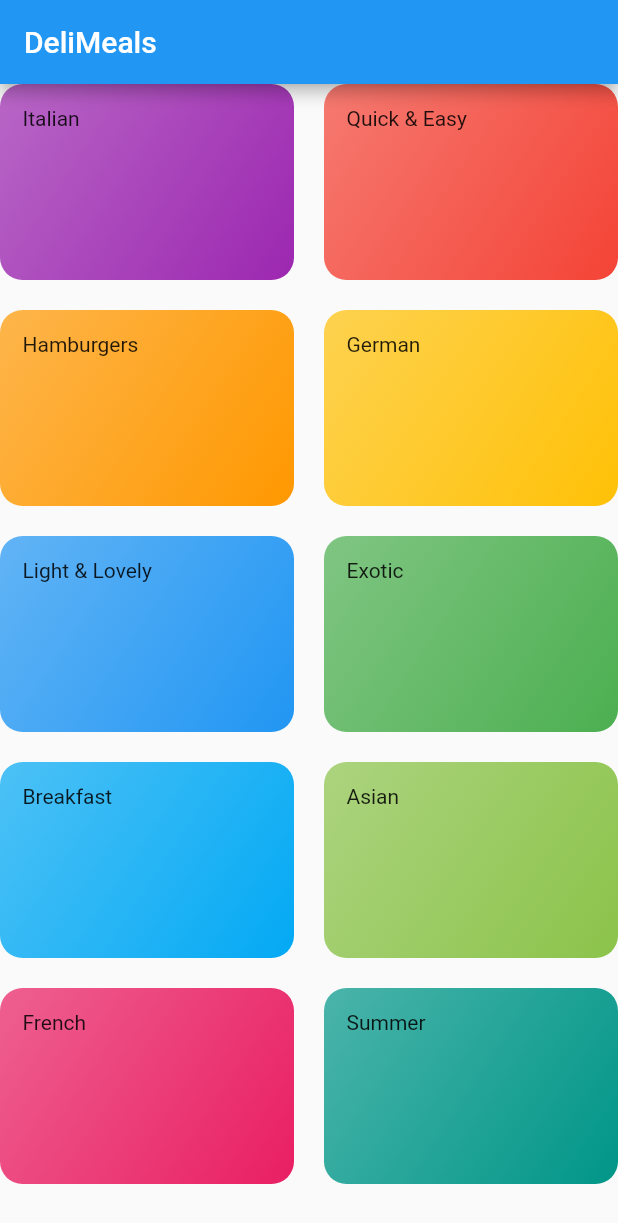
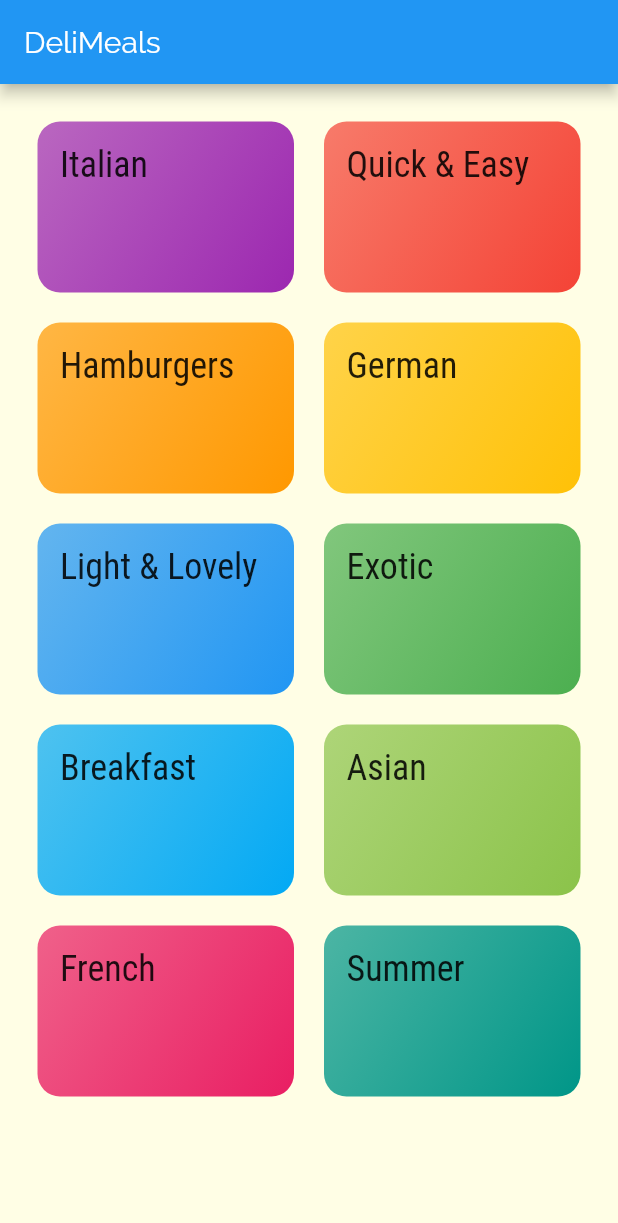
Before and after one commit to babanazar/meals, a Flutter app: the screen it shows after launch, on a phone screen of 412 x 824 dp. Shown: the top 1223 px of the screen. Run offline on Flutter 3.47's test engine with Material 2 defaults, Android fonts, the phone set to English and light mode, and no system bars.

Commit message:
categories screen

```diff
--- a/lib/categories_screen.dart
+++ b/lib/categories_screen.dart
@@ -11,6 +11,7 @@ class CategoriesScreen extends StatelessWidget {
         title: const Text('DeliMeals'),
       ),
       body: GridView(
+        padding: const EdgeInsets.all(25),
         children: DUMMY_CATEGORIES
             .map((catData) =>
                 CategoryItem(title: catData.title, color: catData.color))
--- a/lib/category_item.dart
+++ b/lib/category_item.dart
@@ -10,7 +10,10 @@ class CategoryItem extends StatelessWidget {
   Widget build(BuildContext context) {
     return Container(
       padding: const EdgeInsets.all(15),
-      child: Text(title),
+      child: Text(
+        title,
+        style: Theme.of(context).textTheme.title,
+      ),
       decoration: BoxDecoration(
         gradient: LinearGradient(
           colors: [color.withOpacity(0.7), color],
--- a/lib/main.dart
+++ b/lib/main.dart
@@ -1,3 +1,5 @@
+import 'dart:ui';
+
 import 'package:flutter/material.dart';
 
 import './categories_screen.dart';
@@ -14,6 +16,20 @@ class MyApp extends StatelessWidget {
       title: 'DeliMeals',
       theme: ThemeData(
         primarySwatch: Colors.blue,
+        accentColor: Colors.amber,
+        canvasColor: Color.fromRGBO(255, 254, 229, 1),
+        fontFamily: 'Raleway',
+        textTheme: ThemeData.light().textTheme.copyWith(
+            body1: TextStyle(
+              color: Color.fromRGBO(20, 51, 51, 1),
+            ),
+            body2: TextStyle(
+              color: Color.fromRGBO(20, 51, 51, 1),
+            ),
+            title: TextStyle(
+              fontSize: 24,
+              fontFamily: 'RobotoCondensed',
+            )),
       ),
       home: CategoriesScreen(),
     );
```
